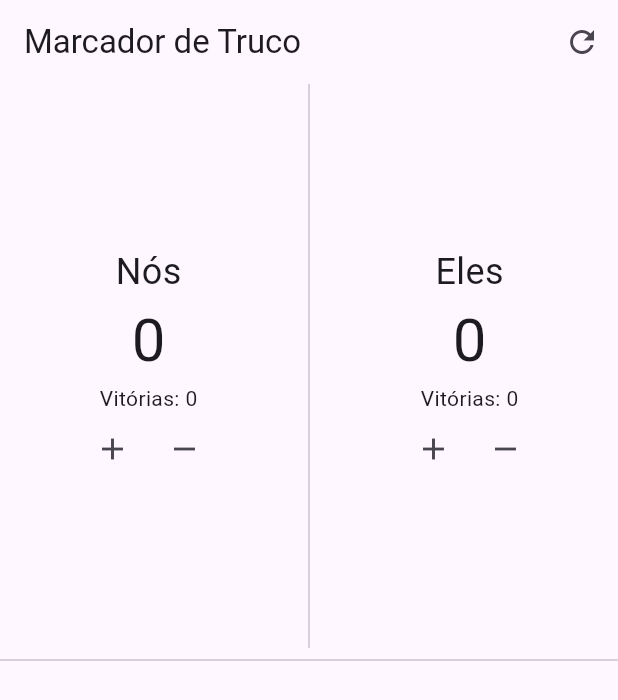
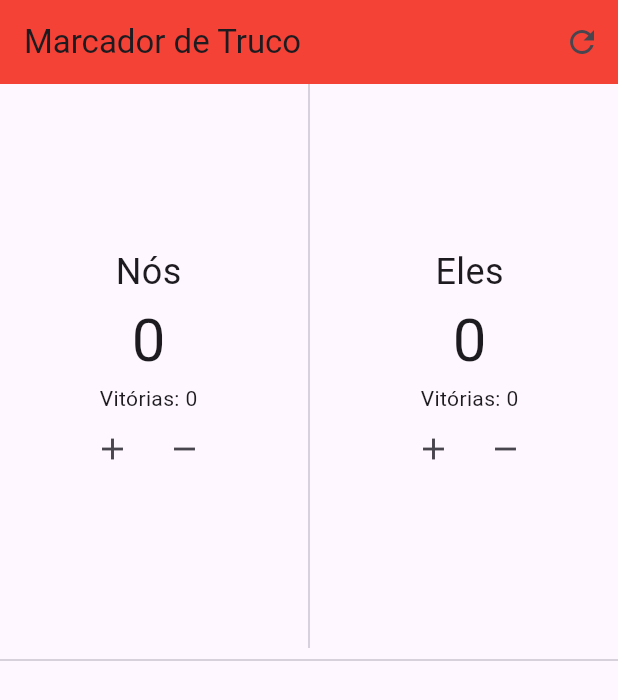
Before and after one commit to JoaoGVP001/Truco-DSDM, a Flutter app: the screen it shows after launch, on a phone screen of 412 x 824 dp. Shown: the top 700 px of the screen. Run offline on Flutter 3.47's test engine with Material 3 defaults, Android fonts, the light colour scheme and no system bars; drawn by our look-alikes of animated_flip_counter; our stand-ins replace flutter_slidable.

Commit message:
app bar cor

```diff
--- a/lib/main.dart
+++ b/lib/main.dart
@@ -53,8 +53,7 @@ class _HomePageState extends State<HomePage> {
     if (player.points == 12) {
       showDialog(
         context: context,
-        builder:
-            (_) => AlertDialog(
+        builder: (_) => AlertDialog(
           title: Text('${player.name} venceu!'),
           actions: [
             TextButton(
@@ -87,8 +86,7 @@ class _HomePageState extends State<HomePage> {
     final controller = TextEditingController(text: player.name);
     showDialog(
       context: context,
-      builder:
-          (_) => AlertDialog(
+      builder: (_) => AlertDialog(
         title: Text('Alterar nome'),
         content: TextField(controller: controller),
         actions: [
@@ -187,6 +185,7 @@ class _HomePageState extends State<HomePage> {
   Widget build(BuildContext context) {
     return Scaffold(
       appBar: AppBar(
+        backgroundColor: Colors.red,
         title: Text('Marcador de Truco'),
         actions: [
           IconButton(icon: Icon(Icons.refresh), onPressed: resetPoints),
```
Lines whose indentation alone changed are shown as unchanged.
